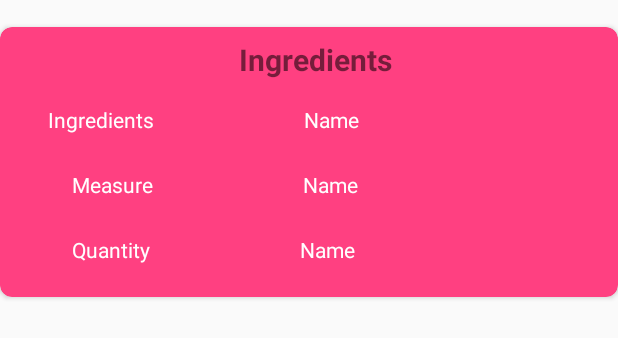
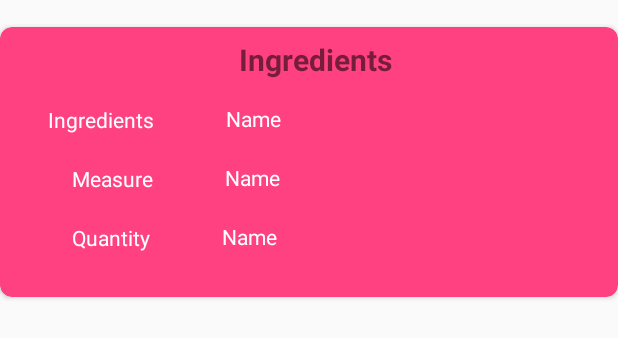
Before and after one commit to imcoder23/Baking-App, an Android app: the layout list_ingredients.xml on its own in the app's theme, with its tools: preview values and no code run, on a phone screen of 412 x 824 dp. Shown: the top 338 px of the screen. Run offline under Robolectric (Android 15) with nearby library versions, the phone set to English and light mode, and no system bars; network calls fail.

```diff
--- a/app/src/main/AndroidManifest.xml
+++ b/app/src/main/AndroidManifest.xml
@@ -21,7 +21,8 @@
             </intent-filter>
         </activity>
         <activity android:name=".DetailActivity"/>
-        <activity android:name=".StepsActivity"/>
+        <activity android:name=".StepsActivity"
+            android:configChanges="keyboardHidden|orientation|screenSize"/>
 
         <provider
             android:authorities="com.example.hunter.bakingapp"
--- a/app/src/main/java/com/example/hunter/bakingapp/MainActivity.java
+++ b/app/src/main/java/com/example/hunter/bakingapp/MainActivity.java
@@ -145,8 +145,7 @@ private void dataNumIngredients(int[] num_Ingredients){
 
 
 private void callJson() {
-        Log.d("helo","Hello");
-final String Url = "https://d17h27t6h515a5.cloudfront.net/topher/2017/May/59121517_baking/baking.json";
+        final String Url = "https://d17h27t6h515a5.cloudfront.net/topher/2017/May/59121517_baking/baking.json";
         StringRequest request = new StringRequest(Request.Method.GET, Url,
         new Response.Listener<String>() {
 @Override
--- a/app/src/main/java/com/example/hunter/bakingapp/Model/Steps.java
+++ b/app/src/main/java/com/example/hunter/bakingapp/Model/Steps.java
@@ -70,9 +70,9 @@ public class Steps implements Parcelable {
 //        this.vdoUrl = vdoUrl;
 //    }
 
-//    public String getThmbUrl() {
-//        return thmbUrl;
-//    }
+    public String getThmbUrl() {
+        return thmbUrl;
+    }
 
 //    public void setThmbUrl(String thmbUrl) {
 //        this.thmbUrl = thmbUrl;
--- a/app/src/main/res/layout/list_ingredients.xml
+++ b/app/src/main/res/layout/list_ingredients.xml
@@ -1,6 +1,7 @@
 <?xml version="1.0" encoding="utf-8"?>
 <android.support.v7.widget.CardView xmlns:android="http://schemas.android.com/apk/res/android"
     xmlns:app="http://schemas.android.com/apk/res-auto"
+    xmlns:tools="http://schemas.android.com/tools"
     android:orientation="vertical"
     android:layout_width="match_parent"
     android:layout_height="180dp"
@@ -14,15 +15,16 @@
         android:layout_height="match_parent">
 
         <TextView
+            android:id="@+id/textView"
             android:layout_width="match_parent"
             android:layout_height="wrap_content"
             android:layout_marginLeft="8dp"
             android:layout_marginStart="8dp"
             android:layout_marginTop="8dp"
+            android:text="@string/ingredients"
+            android:textAlignment="center"
             android:textSize="20sp"
-            android:text="@string/ingredients"
             android:textStyle="bold"
-            android:textAlignment="center"
             app:layout_constraintStart_toStartOf="parent"
             app:layout_constraintTop_toTopOf="parent" />
 
@@ -43,13 +45,13 @@
             android:id="@+id/tv_ingr_name"
             android:layout_width="wrap_content"
             android:layout_height="wrap_content"
-            android:layout_marginLeft="100dp"
-            android:layout_marginStart="100dp"
-            android:layout_marginTop="52dp"
+            android:layout_marginLeft="44dp"
+            android:layout_marginStart="48dp"
+            android:layout_marginTop="16dp"
             android:text="@string/name"
             android:textColor="@color/white"
             app:layout_constraintStart_toEndOf="@+id/tv_ingredients"
-            app:layout_constraintTop_toTopOf="parent" />
+            app:layout_constraintTop_toBottomOf="@+id/textView" />
 
         <TextView
             android:id="@+id/tv_measure"
@@ -57,20 +59,19 @@
             android:layout_height="wrap_content"
             android:layout_marginLeft="48dp"
             android:layout_marginStart="48dp"
-            android:layout_marginTop="24dp"
+            android:layout_marginTop="20dp"
             android:text="@string/measure"
             android:textColor="@color/white"
             app:layout_constraintStart_toStartOf="parent"
-            app:layout_constraintTop_toBottomOf="@+id/tv_ingredients"
-             />
+            app:layout_constraintTop_toBottomOf="@+id/tv_ingredients" />
 
         <TextView
             android:id="@+id/tv_measure_name"
             android:layout_width="wrap_content"
             android:layout_height="wrap_content"
-            android:layout_marginLeft="100dp"
-            android:layout_marginStart="100dp"
-            android:layout_marginTop="24dp"
+            android:layout_marginLeft="48dp"
+            android:layout_marginStart="48dp"
+            android:layout_marginTop="20dp"
             android:text="@string/name"
             android:textColor="@color/white"
             app:layout_constraintStart_toEndOf="@+id/tv_measure"
@@ -82,7 +83,7 @@
             android:layout_height="wrap_content"
             android:layout_marginLeft="48dp"
             android:layout_marginStart="48dp"
-            android:layout_marginTop="24dp"
+            android:layout_marginTop="20dp"
             android:text="@string/quantity"
             android:textColor="@color/white"
             app:layout_constraintStart_toStartOf="parent"
@@ -92,9 +93,9 @@
             android:id="@+id/tv_quantity_name"
             android:layout_width="wrap_content"
             android:layout_height="wrap_content"
-            android:layout_marginLeft="100dp"
-            android:layout_marginStart="100dp"
-            android:layout_marginTop="24dp"
+            android:layout_marginLeft="48dp"
+            android:layout_marginStart="48dp"
+            android:layout_marginTop="20dp"
             android:text="@string/name"
             android:textColor="@color/white"
             app:layout_constraintStart_toEndOf="@+id/tv_quantity"
```
Also changed, not shown: app/build.gradle (+10 -1 lines), app/src/main/java/com/example/hunter/bakingapp/StepsFragment.java (+15 -5 lines), app/src/main/res/layout/fragment_direction.xml (+15 -3 lines), 1 other file.
